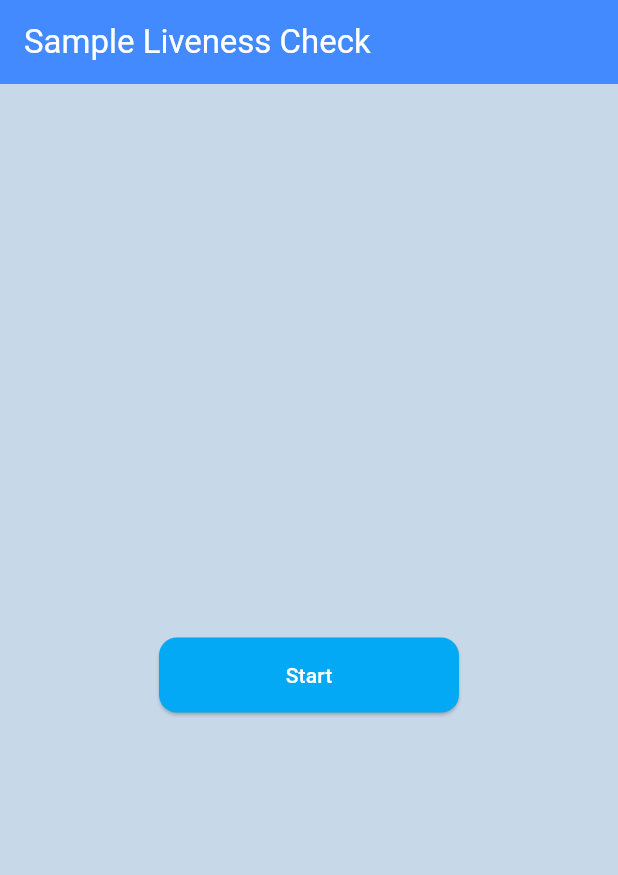
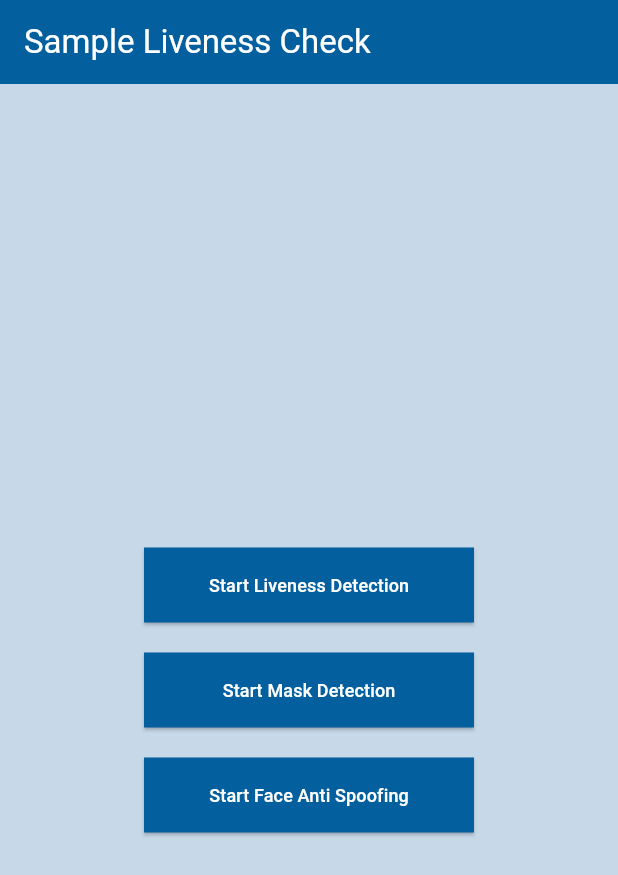
Before and after one commit to horlengg/liveness_detection, a Flutter app: the screen it shows after launch, on a phone screen of 412 x 824 dp. Shown: the top 875 px of the screen. Run offline on Flutter 3.47's test engine with Material 3 defaults, Android fonts, the phone set to English and light mode, and no system bars; our stand-ins replace camera, fluttertoast, sensors_plus; missing offline and left inert: face_anti_spoofing_detector, google_mlkit_commons, google_mlkit_face_detection, mask_detector, screen_brightness.

Commit message:
fix issue miss alignment from google

```diff
--- a/lib/main.dart
+++ b/lib/main.dart
@@ -71,12 +71,13 @@ class HomePage extends StatelessWidget {
       backgroundColor: Color(0xFFC7D9E9),
       appBar: AppBar(
         title: Text("Sample Liveness Check",style: TextStyle(color: Colors.white)),
-        backgroundColor: Colors.blueAccent,
+        backgroundColor: const Color(0xFF035F9E),
       ),
       body: SafeArea(
         child: Center(
           child: Column(
             mainAxisSize: MainAxisSize.min,
+            spacing: 20,
             children: [
               SizedBox(height: 20),
 
@@ -84,7 +85,22 @@ class HomePage extends StatelessWidget {
                 onPressed: () {
                   Navigator.pushNamed(context, "/do_liveness");
                 },
-                label: "Start",
+                label: "Start Liveness Detection",
+                radius: 0,
+              ),
+              AppButton(
+                onPressed: () {
+                  Navigator.pushNamed(context, "/do_mask_detection");
+                },
+                label: "Start Mask Detection",
+                radius: 0,
+              ),
+              AppButton(
+                onPressed: () {
+                  Navigator.pushNamed(context, "/do_face_anti_spoofing");
+                },
+                label: "Start Face Anti Spoofing",
+                radius: 0,
               ),
 
 
--- a/lib/pages/face_anti_spoofing_page.dart
+++ b/lib/pages/face_anti_spoofing_page.dart
@@ -100,7 +100,7 @@ class _FaceAntiSpoofingPageState extends State<FaceAntiSpoofingPage> {
     return Scaffold(
       appBar: AppBar(
         title: Text("Sample Face Anti Spoofing", style: TextStyle(color: Colors.white)),
-        backgroundColor: Colors.blueAccent,
+        backgroundColor: const Color(0xFF035F9E),
       ),
       backgroundColor: Colors.white.withValues(alpha: .8),
       body: SafeArea(
--- a/lib/pages/liveness_check_page.dart
+++ b/lib/pages/liveness_check_page.dart
@@ -322,7 +322,7 @@ class _LivenessCheckPageState extends State<LivenessCheckPage> {
       backgroundColor: Color(0xFFC7D9E9),
       appBar: AppBar(
         title: Text("Sample Liveness Check",style: TextStyle(color: Colors.white)),
-        backgroundColor: Colors.blueAccent,
+        backgroundColor: const Color(0xFF035F9E),
       ),
       body: SafeArea(
         child: SingleChildScrollView(
--- a/lib/pages/mask_detection_page.dart
+++ b/lib/pages/mask_detection_page.dart
@@ -123,7 +123,7 @@ class _MaskDetectionPageState extends State<MaskDetectionPage> {
     return Scaffold(
       appBar: AppBar(
         title: Text("Sample Mask Detection",style: TextStyle(color: Colors.white)),
-        backgroundColor: Colors.blueAccent,
+        backgroundColor: const Color(0xFF035F9E),
       ),
       backgroundColor: Colors.white.withValues(alpha: .8),
       body: SafeArea(
--- a/lib/widgets/button.dart
+++ b/lib/widgets/button.dart
@@ -13,14 +13,16 @@ class AppButton extends StatelessWidget {
     required this.label,
     required this.onPressed,
     this.labelColor = Colors.white,
-    this.backgroundColor = Colors.lightBlue,
+    this.backgroundColor = const Color(0xFF035F9E),
     this.radius = 12.0,
     this.minimumSize = const Size(200, 50)
   });
 
   @override
   Widget build(BuildContext context) {
-    return ElevatedButton(
+    return SizedBox(
+      width: 220,
+      child: ElevatedButton(
         onPressed: onPressed,
         style: ElevatedButton.styleFrom(
           minimumSize: minimumSize,
@@ -31,7 +33,8 @@ class AppButton extends StatelessWidget {
             borderRadius: BorderRadius.circular(radius),
           ),
         ),
-      child: Text(label),
+        child: Text(label,style: TextStyle(fontSize: 12)),
+      ),
     );
   }
 }
--- a/pubspec.yaml
+++ b/pubspec.yaml
@@ -43,7 +43,7 @@ dependencies:
   google_mlkit_commons: ^0.11.0
   google_mlkit_face_detection: ^0.13.1
   image: ^4.5.4
-  face_anti_spoofing_detector: ^0.0.3
+  face_anti_spoofing_detector: ^0.0.4
   mask_detector :
     git:
         url: https://github.com/horlengg/mask_detector.git
```
Also changed, not shown: lib/face_detection_helper.dart (+66 -65 lines), lib/pages/kyc_face_page.dart (+8 -4 lines), lib/widgets/common.dart (+0 -16 lines), pubspec.lock. Lines whose indentation alone changed are shown as unchanged.
